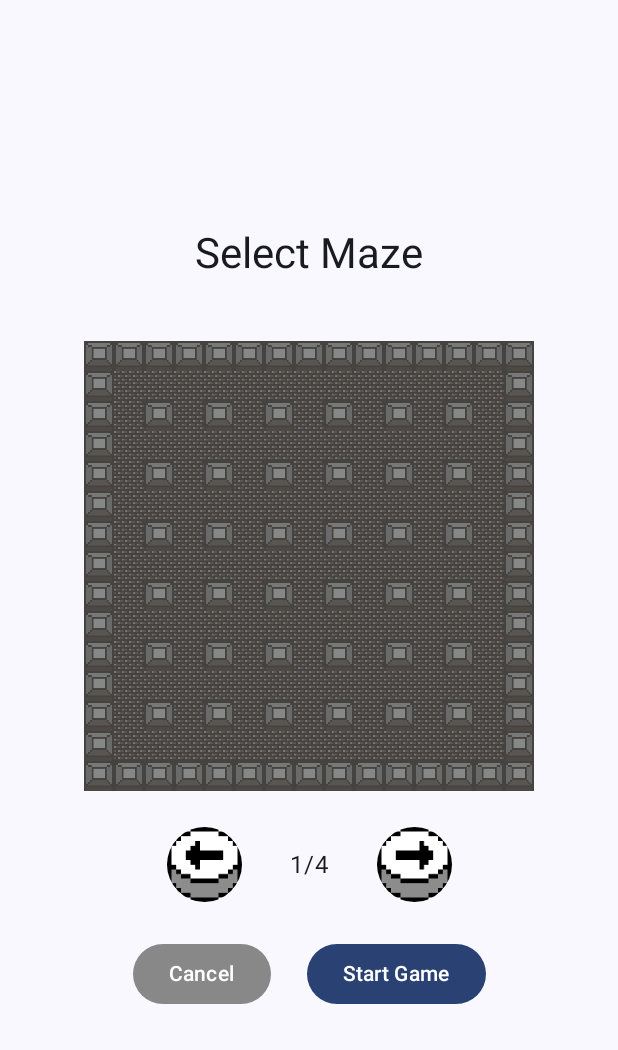
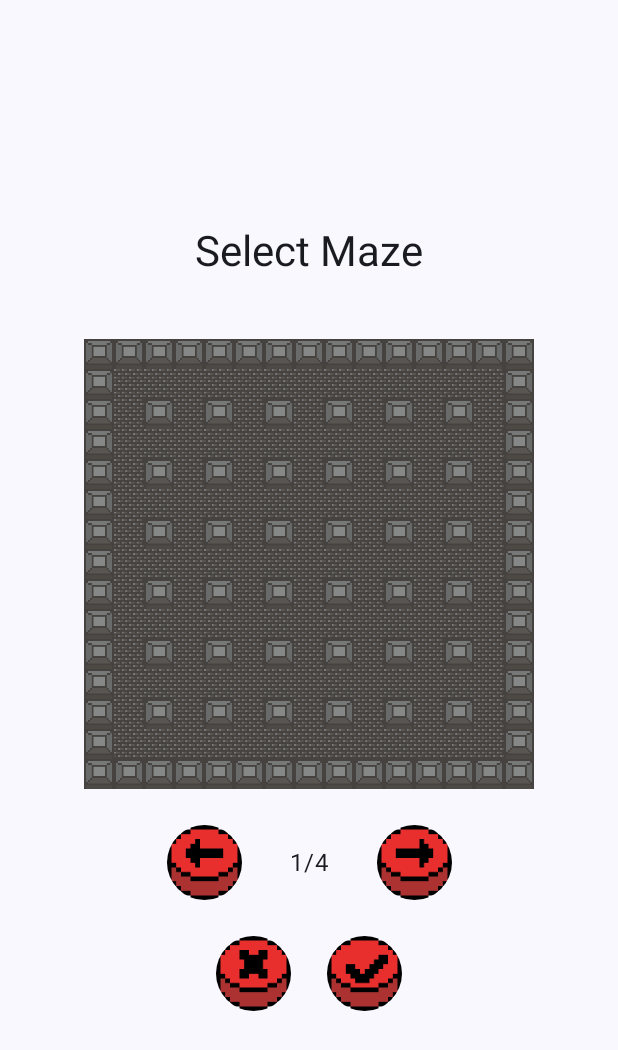
Before and after one commit to OperatorAlexCode/AssignmentC, an Android app built with Jetpack Compose: the MazePickerScreen screen opened through its navigation route, on a phone screen of 412 x 824 dp. Shown: the top 1050 px of the screen. Run offline under Robolectric (Android 15) with nearby library versions, the phone set to English and light mode, and no system bars.

Commit message:
Replaced the buttons on the MazePickerScreen with the animated button composable, including select and cancel buttons

```diff
--- a/app/src/main/java/com/example/assignmentc/ui/components/AnimatedButton.kt
+++ b/app/src/main/java/com/example/assignmentc/ui/components/AnimatedButton.kt
@@ -15,6 +15,7 @@ import androidx.compose.ui.Modifier
 import androidx.compose.ui.graphics.Color
 import androidx.compose.ui.graphics.FilterQuality
 import androidx.compose.ui.graphics.asImageBitmap
+import androidx.compose.ui.unit.dp
 import com.example.assignmentc.logic.Direction
 import kotlinx.coroutines.Delay
 import kotlinx.coroutines.delay
@@ -44,7 +45,7 @@ fun AnimatedButton(modifier: Modifier, description: String = "button", spriteShe
 }
 
 fun GetIcon(image: Bitmap, button:Int, isClicked:Int): Bitmap {
-    var height: Int = image.height/5
+    var height: Int = image.height/7
     var width: Int = image.width/2
 
     return Bitmap.createBitmap(
--- a/app/src/main/java/com/example/assignmentc/ui/screens/MazePickerScreen.kt
+++ b/app/src/main/java/com/example/assignmentc/ui/screens/MazePickerScreen.kt
@@ -26,6 +26,7 @@ import kotlinx.coroutines.launch
 import com.example.assignmentc.R
 import com.example.assignmentc.logic.GameManager
 import com.example.assignmentc.logic.Player
+import com.example.assignmentc.ui.components.AnimatedButton
 import com.example.assignmentc.ui.components.MazeDisplay
 
 @Composable
@@ -52,6 +53,8 @@ fun MazePickerScreen(
             player = Player(context, currentMaze.Tiles[currentMaze.Size / 2][currentMaze.Size / 2])
         }
     }
+
+    val buttonSpriteSheet = BitmapFactory.decodeResource(LocalContext.current.resources,R.drawable.buttons)
 
     Scaffold { innerPadding ->
         Column(
@@ -84,11 +87,19 @@ fun MazePickerScreen(
                 verticalAlignment = Alignment.CenterVertically,
                 horizontalArrangement = Arrangement.spacedBy(32.dp)
             ) {
-                ArrowButton(direction = Direction.West, onClick = { viewModel.prevMaze(mazeTypes.size) })
+                AnimatedButton(modifier = Modifier.size(50.dp),
+                    description = "Left",
+                    spriteSheet = buttonSpriteSheet,
+                    button = 1 + Direction.West.ordinal,
+                    onClick = { viewModel.prevMaze(mazeTypes.size) })
 
                 Text(text = "${currentMazeIndex + 1}/${mazeTypes.size}")
 
-                ArrowButton(direction = Direction.East, onClick = { viewModel.nextMaze(mazeTypes.size) })
+                AnimatedButton(modifier = Modifier.size(50.dp),
+                    description = "Right",
+                    spriteSheet = buttonSpriteSheet,
+                    button = 1 + Direction.East.ordinal,
+                    onClick = { viewModel.nextMaze(mazeTypes.size) })
             }
 
             Spacer(modifier = Modifier.height(24.dp))
@@ -96,18 +107,30 @@ fun MazePickerScreen(
             Row(
                 horizontalArrangement = Arrangement.spacedBy(24.dp)
             ) {
-                Button(
+                /*Button(
                     onClick = onCancel,
                     colors = ButtonDefaults.buttonColors(containerColor = Color.Gray)
                 ) {
                     Text("Cancel")
-                }
+                }*/
 
-                Button(
+                AnimatedButton(modifier = Modifier.size(50.dp),
+                    description = "Cancel",
+                    spriteSheet = buttonSpriteSheet,
+                    button = 6,
+                    onClick = onCancel)
+
+                /*Button(
                     onClick = { onMazeSelected(currentMaze) }
                 ) {
                     Text("Start Game")
-                }
+                }*/
+
+                AnimatedButton(modifier = Modifier.size(50.dp),
+                    description = "Select",
+                    spriteSheet = buttonSpriteSheet,
+                    button = 5,
+                    onClick = { onMazeSelected(currentMaze) })
             }
         }
     }
@@ -125,60 +148,3 @@ fun MazePreviewDisplay(
         )
     }
 }
-
-@Composable
-fun ArrowButton(
-    direction: Direction,
-    onClick: () -> Unit,
-    modifier: Modifier = Modifier
-) {
-    val context = LocalContext.current
-    val buttons: Bitmap = remember { BitmapFactory.decodeResource(context.resources, R.drawable.buttons) }
-    val buttonSize = 50.dp
-    val scope = rememberCoroutineScope()
-
-    // Define base offsets for frame index computation
-    val LEFT_ARROW_BASE_OFFSET = 1
-    val RIGHT_ARROW_BASE_OFFSET = 1
-
-    // Get the correct frame based on direction
-    val frameIndex = when(direction) {
-        Direction.West -> LEFT_ARROW_BASE_OFFSET + Direction.West.ordinal  // Left arrow
-        Direction.East -> RIGHT_ARROW_BASE_OFFSET + Direction.East.ordinal  // Right arrow
-        else -> 0
-    }
-
-    var buttonBitmap by remember { mutableStateOf(GetIcon(buttons, frameIndex, 0)) }
-
-    IconButton(
-        onClick = {
-            onClick()
-            scope.launch {
-                buttonBitmap = GetIcon(buttons, frameIndex, 1) // Pressed state
-                delay(200)
-                buttonBitmap = GetIcon(buttons, frameIndex, 0) // Normal state
-            }
-        },
-        modifier = modifier.size(buttonSize)
-    ) {
-        Image(
-            bitmap = buttonBitmap.asImageBitmap(),
-            contentDescription = direction.name,
-            filterQuality = FilterQuality.None
-        )
-    }
-}
-
-fun GetIcon(image: Bitmap, button: Int, isClicked: Int): Bitmap {
-    val rows = 5 // Based on your button sprite sheet
-    val height = image.height / rows
-    val width = image.width / 2 // 2 columns (normal and pressed)
-
-    return Bitmap.createBitmap(
-        image,
-        width * isClicked,
-        height * button,
-        width,
-        height
-    )
-}
--- a/app/src/main/java/com/example/assignmentc/ui/screens/StartScreen.kt
+++ b/app/src/main/java/com/example/assignmentc/ui/screens/StartScreen.kt
@@ -9,6 +9,7 @@ import androidx.compose.runtime.Composable
 import androidx.compose.runtime.remember
 import androidx.compose.ui.Alignment
 import androidx.compose.ui.Modifier
+import androidx.compose.ui.graphics.FilterQuality
 import androidx.compose.ui.graphics.asImageBitmap
 import androidx.compose.ui.layout.ContentScale
 import androidx.compose.ui.platform.LocalContext
@@ -88,6 +89,7 @@ fun PlayerSprite(modifier: Modifier = Modifier) {
         bitmap = bitmap.asImageBitmap(),
         contentDescription = "Player Character",
         modifier = modifier,
-        contentScale = ContentScale.Fit
+        contentScale = ContentScale.Fit,
+        filterQuality = FilterQuality.None
     )
 }
```
Also changed, not shown: app/src/main/res/drawable/buttons.png.
